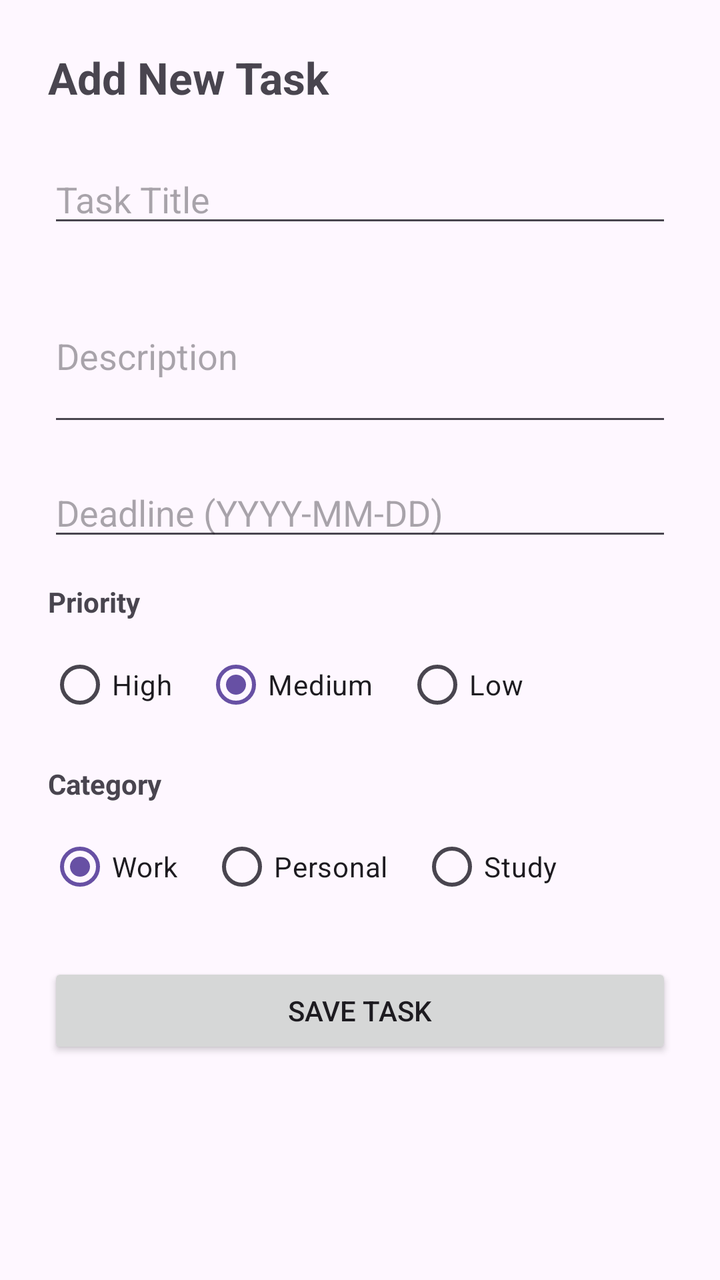
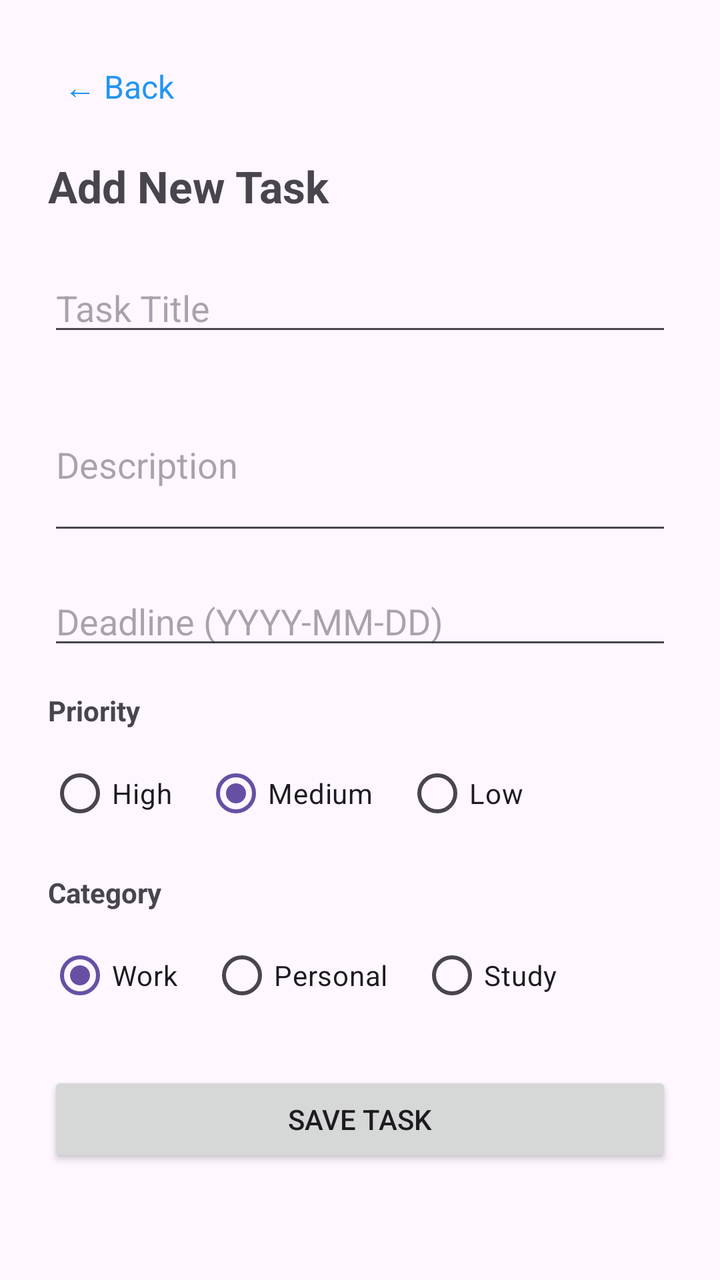

An Android layout rendered at two revisions. The XML below is the earlier revision; the diff shows what the commit changed to produce the second picture.
<!-- AndroidManifest.xml: application theme Theme.TaskManager -->
<!-- res/layout/activity_add_task.xml -->
<?xml version="1.0" encoding="utf-8"?>
<ScrollView xmlns:android="http://schemas.android.com/apk/res/android"
    android:layout_width="match_parent"
    android:layout_height="match_parent">

    <LinearLayout
        android:layout_width="match_parent"
        android:layout_height="wrap_content"
        android:orientation="vertical"
        android:padding="24dp">

        <TextView
            android:layout_width="wrap_content"
            android:layout_height="wrap_content"
            android:text="Add New Task"
            android:textSize="22sp"
            android:textStyle="bold"
            android:layout_marginBottom="24dp" />

        <EditText
            android:id="@+id/etTitle"
            android:layout_width="match_parent"
            android:layout_height="wrap_content"
            android:hint="Task Title"
            android:layout_marginBottom="16dp" />

        <EditText
            android:id="@+id/etDescription"
            android:layout_width="match_parent"
            android:layout_height="wrap_content"
            android:hint="Description"
            android:inputType="textMultiLine"
            android:minLines="3"
            android:layout_marginBottom="16dp" />

        <EditText
            android:id="@+id/etDeadline"
            android:layout_width="match_parent"
            android:layout_height="wrap_content"
            android:hint="Deadline (YYYY-MM-DD)"
            android:focusable="false"
            android:layout_marginBottom="16dp" />

        <TextView
            android:layout_width="wrap_content"
            android:layout_height="wrap_content"
            android:text="Priority"
            android:textStyle="bold"
            android:layout_marginBottom="8dp" />

        <RadioGroup
            android:id="@+id/rgPriority"
            android:layout_width="match_parent"
            android:layout_height="wrap_content"
            android:orientation="horizontal"
            android:layout_marginBottom="16dp">

            <RadioButton
                android:id="@+id/rbHigh"
                android:layout_width="wrap_content"
                android:layout_height="wrap_content"
                android:text="High" />

            <RadioButton
                android:id="@+id/rbMedium"
                android:layout_width="wrap_content"
                android:layout_height="wrap_content"
                android:text="Medium"
                android:checked="true"
                android:layout_marginStart="16dp" />

            <RadioButton
                android:id="@+id/rbLow"
                android:layout_width="wrap_content"
                android:layout_height="wrap_content"
                android:text="Low"
                android:layout_marginStart="16dp" />

        </RadioGroup>

        <TextView
            android:layout_width="wrap_content"
            android:layout_height="wrap_content"
            android:text="Category"
            android:textStyle="bold"
            android:layout_marginBottom="8dp" />

        <RadioGroup
            android:id="@+id/rgCategory"
            android:layout_width="match_parent"
            android:layout_height="wrap_content"
            android:orientation="horizontal"
            android:layout_marginBottom="24dp">

            <RadioButton
                android:id="@+id/rbWork"
                android:layout_width="wrap_content"
                android:layout_height="wrap_content"
                android:text="Work"
                android:checked="true" />

            <RadioButton
                android:id="@+id/rbPersonal"
                android:layout_width="wrap_content"
                android:layout_height="wrap_content"
                android:text="Personal"
                android:layout_marginStart="16dp" />

            <RadioButton
                android:id="@+id/rbStudy"
                android:layout_width="wrap_content"
                android:layout_height="wrap_content"
                android:text="Study"
                android:layout_marginStart="16dp" />

        </RadioGroup>

        <Button
            android:id="@+id/btnSaveTask"
            android:layout_width="match_parent"
            android:layout_height="wrap_content"
            android:text="Save Task" />

        <ProgressBar
            android:id="@+id/progressBar"
            android:layout_width="wrap_content"
            android:layout_height="wrap_content"
            android:layout_gravity="center"
            android:layout_marginTop="16dp"
            android:visibility="gone" />

    </LinearLayout>

</ScrollView>
<!-- resources referenced by this layout -->
<resources>
  <style name="Theme.TaskManager" parent="Base.Theme.TaskManager" />
  <style name="Base.Theme.TaskManager" parent="Theme.Material3.DayNight.NoActionBar">
          
          
      </style>
</resources>

<!-- the commit's change to res/layout/activity_add_task.xml (unified diff, before → after) -->
@@ -8,6 +8,16 @@
         android:layout_height="wrap_content"
         android:orientation="vertical"
         android:padding="24dp">
+
+        <TextView
+            android:id="@+id/tvBack"
+            android:layout_width="wrap_content"
+            android:layout_height="wrap_content"
+            android:text="← Back"
+            android:textSize="16sp"
+            android:textColor="#2196F3"
+            android:padding="8dp"
+            android:layout_marginBottom="16dp" />
 
         <TextView
             android:layout_width="wrap_content"
